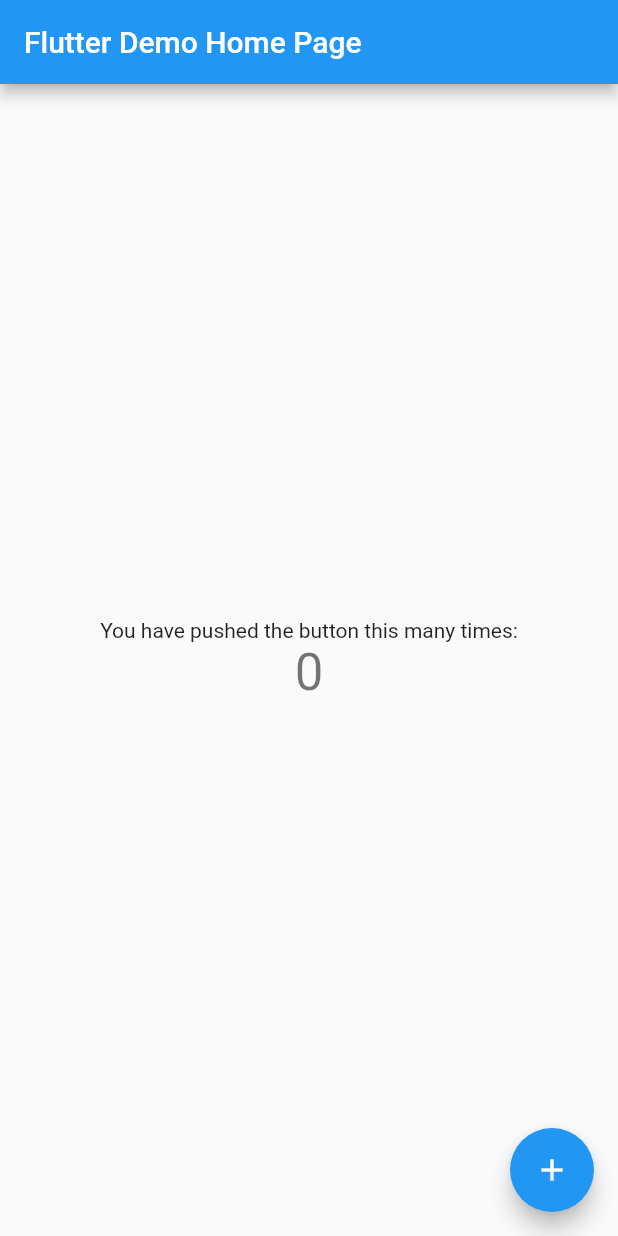
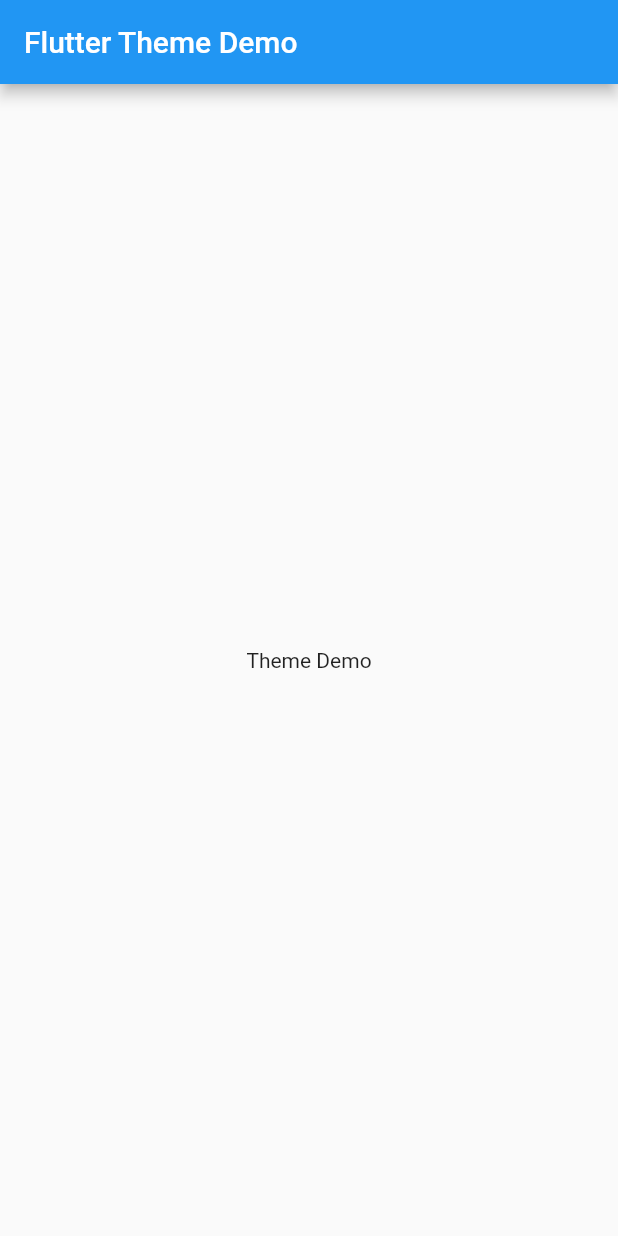
Before and after one commit to Netesh5/flutter_theme_management, a Flutter app: the screen it shows after launch, on a phone screen of 412 x 824 dp. Run offline on Flutter 3.47's test engine with Material 2 defaults, Android fonts, the light colour scheme and no system bars.

Commit message:
homepage creation

```diff
--- a/lib/main.dart
+++ b/lib/main.dart
@@ -1,115 +1,16 @@
 import 'package:flutter/material.dart';
+import 'package:theme_management/screens/homepage.dart';
 
 void main() {
-  runApp(const MyApp());
+  runApp(Myapp());
 }
 
-class MyApp extends StatelessWidget {
-  const MyApp({Key? key}) : super(key: key);
-
-  // This widget is the root of your application.
+class Myapp extends StatelessWidget {
   @override
   Widget build(BuildContext context) {
-    return MaterialApp(
-      title: 'Flutter Demo',
-      theme: ThemeData(
-        // This is the theme of your application.
-        //
-        // Try running your application with "flutter run". You'll see the
-        // application has a blue toolbar. Then, without quitting the app, try
-        // changing the primarySwatch below to Colors.green and then invoke
-        // "hot reload" (press "r" in the console where you ran "flutter run",
-        // or simply save your changes to "hot reload" in a Flutter IDE).
-        // Notice that the counter didn't reset back to zero; the application
-        // is not restarted.
-        primarySwatch: Colors.blue,
-      ),
-      home: const MyHomePage(title: 'Flutter Demo Home Page'),
+    return const MaterialApp(
+      debugShowCheckedModeBanner: false,
+      home: Homepage(),
     );
   }
 }
-
-class MyHomePage extends StatefulWidget {
-  const MyHomePage({Key? key, required this.title}) : super(key: key);
-
-  // This widget is the home page of your application. It is stateful, meaning
-  // that it has a State object (defined below) that contains fields that affect
-  // how it looks.
-
-  // This class is the configuration for the state. It holds the values (in this
-  // case the title) provided by the parent (in this case the App widget) and
-  // used by the build method of the State. Fields in a Widget subclass are
-  // always marked "final".
-
-  final String title;
-
-  @override
-  State<MyHomePage> createState() => _MyHomePageState();
-}
-
-class _MyHomePageState extends State<MyHomePage> {
-  int _counter = 0;
-
-  void _incrementCounter() {
-    setState(() {
-      // This call to setState tells the Flutter framework that something has
-      // changed in this State, which causes it to rerun the build method below
-      // so that the display can reflect the updated values. If we changed
-      // _counter without calling setState(), then the build method would not be
-      // called again, and so nothing would appear to happen.
-      _counter++;
-    });
-  }
-
-  @override
-  Widget build(BuildContext context) {
-    // This method is rerun every time setState is called, for instance as done
-    // by the _incrementCounter method above.
-    //
-    // The Flutter framework has been optimized to make rerunning build methods
-    // fast, so that you can just rebuild anything that needs updating rather
-    // than having to individually change instances of widgets.
-    return Scaffold(
-      appBar: AppBar(
-        // Here we take the value from the MyHomePage object that was created by
-        // the App.build method, and use it to set our appbar title.
-        title: Text(widget.title),
-      ),
-      body: Center(
-        // Center is a layout widget. It takes a single child and positions it
-        // in the middle of the parent.
-        child: Column(
-          // Column is also a layout widget. It takes a list of children and
-          // arranges them vertically. By default, it sizes itself to fit its
-          // children horizontally, and tries to be as tall as its parent.
-          //
-          // Invoke "debug painting" (press "p" in the console, choose the
-          // "Toggle Debug Paint" action from the Flutter Inspector in Android
-          // Studio, or the "Toggle Debug Paint" command in Visual Studio Code)
-          // to see the wireframe for each widget.
-          //
-          // Column has various properties to control how it sizes itself and
-          // how it positions its children. Here we use mainAxisAlignment to
-          // center the children vertically; the main axis here is the vertical
-          // axis because Columns are vertical (the cross axis would be
-          // horizontal).
-          mainAxisAlignment: MainAxisAlignment.center,
-          children: <Widget>[
-            const Text(
-              'You have pushed the button this many times:',
-            ),
-            Text(
-              '$_counter',
-              style: Theme.of(context).textTheme.headline4,
-            ),
-          ],
-        ),
-      ),
-      floatingActionButton: FloatingActionButton(
-        onPressed: _incrementCounter,
-        tooltip: 'Increment',
-        child: const Icon(Icons.add),
-      ), // This trailing comma makes auto-formatting nicer for build methods.
-    );
-  }
-}
--- /dev/null
+++ b/lib/screens/homepage.dart
@@ -0,0 +1,21 @@
+import 'package:flutter/material.dart';
+
+class Homepage extends StatefulWidget {
+  const Homepage({Key? key}) : super(key: key);
+
+  @override
+  State<Homepage> createState() => _HomepageState();
+}
+
+class _HomepageState extends State<Homepage> {
+  @override
+  Widget build(BuildContext context) {
+    return Scaffold(
+        appBar: AppBar(
+          title: const Text("Flutter Theme Demo"),
+        ),
+        body: const Center(
+          child: Text("Theme Demo"),
+        ));
+  }
+}
```
